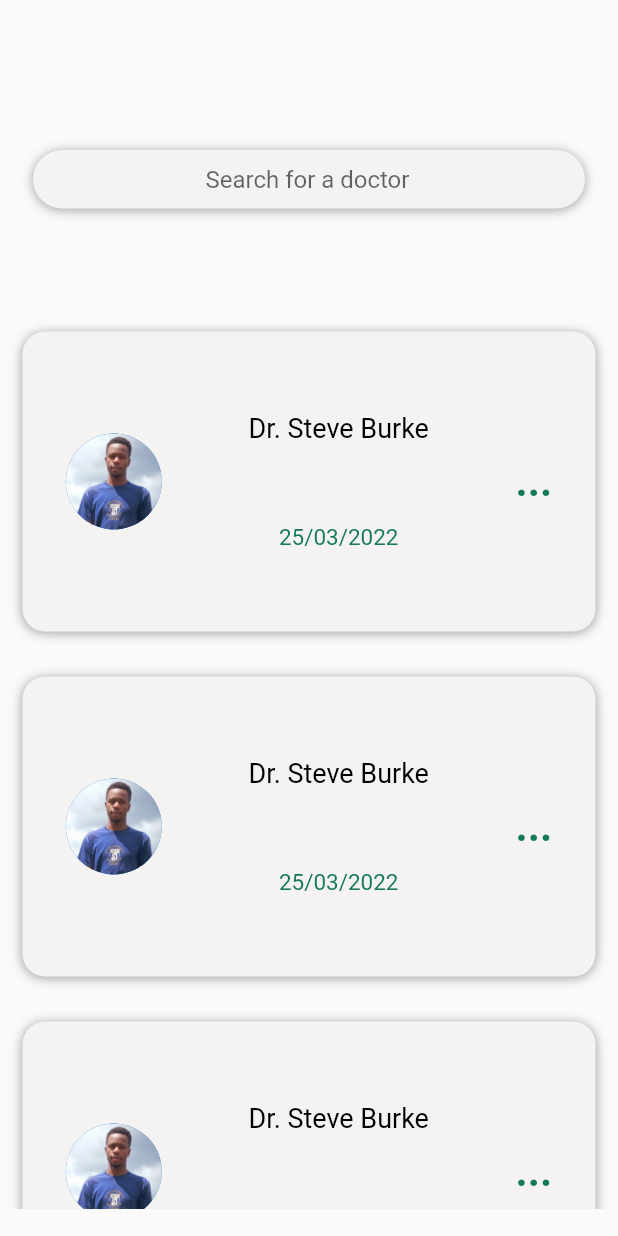
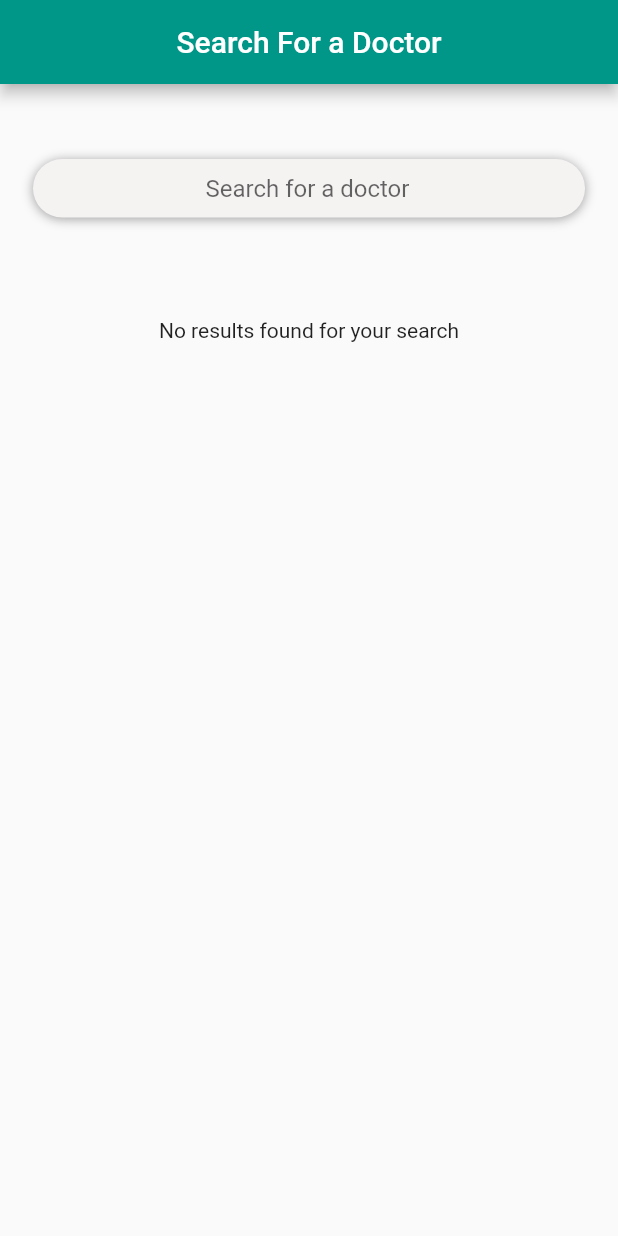
Before and after one commit to CharlesMuchogo/matibabu, a Flutter app: the Search screen opened directly, on a phone screen of 412 x 824 dp. Run offline on Flutter 3.47's test engine with Material 2 defaults, Android fonts, the phone set to English and light mode, and no system bars; our stand-ins replace cloud_firestore, firebase_auth, firebase_core; missing offline and left inert: internationalization; accounts and stored records are empty; network calls fail.

Commit message:
Latest WOrking Version

```diff
--- a/lib/pages/navbar.dart
+++ b/lib/pages/navbar.dart
@@ -60,6 +60,8 @@ class _BottomBarScreenState extends State<BottomBarScreen> {
             ),
             child: BottomNavigationBar(
               onTap: _selectPage,
+              showSelectedLabels: true,
+              showUnselectedLabels: true,
               unselectedItemColor: Colors.grey[300],
               unselectedFontSize: 14,
               selectedItemColor: Colors.white,
--- a/lib/pages/search.dart
+++ b/lib/pages/search.dart
@@ -1,5 +1,6 @@
 // ignore_for_file: prefer_const_literals_to_create_immutables, prefer_const_constructors
 
+import 'package:cloud_firestore/cloud_firestore.dart';
 import 'package:flutter/material.dart';
 
 class Search extends StatefulWidget {
@@ -17,8 +18,12 @@ class _SearchState extends State<Search> {
   Widget build(BuildContext context) {
     return Scaffold(
       resizeToAvoidBottomInset: false,
+      appBar: AppBar(
+        title: Text("Search For a Doctor"),
+        centerTitle: true,
+      ),
       body: Padding(
-        padding: const EdgeInsets.fromLTRB(0, 100, 0, 0),
+        padding: const EdgeInsets.fromLTRB(0, 50, 0, 0),
         child: Center(
           child: Column(
             crossAxisAlignment: CrossAxisAlignment.center,
@@ -61,6 +66,25 @@ class _SearchState extends State<Search> {
 }
 
 Widget searchinfo() {
+  return StreamBuilder(
+      stream: FirebaseFirestore.instance.collection("Doctor").snapshots(),
+      builder: (context, AsyncSnapshot<QuerySnapshot> snapshot) {
+        if (!snapshot.hasData) {
+          return Center(
+            child: CircularProgressIndicator(),
+          );
+        }
+        if (snapshot.hasError) {
+          return Center(
+            child: Text("Oops, an error occured. please try again"),
+          );
+        }
+        if (snapshot.data!.docs.length < 1) {
+          return Center(
+            child: Text("No results found for your search"),
+          );
+        }
+
         return Container(
           child: Expanded(
             child: SingleChildScrollView(
@@ -68,13 +92,13 @@ Widget searchinfo() {
                 mainAxisSize: MainAxisSize.min,
                 children: [
                   SizedBox(
-              height: 600,
+                    height: 630,
                     child: ListView.builder(
-                itemCount: 10,
+                      itemCount: snapshot.data!.docs.length,
                       scrollDirection: Axis.vertical,
                       itemBuilder: (context, index) => Container(
-                  height: 200,
-                  width: 300,
+                        height: 100,
+                        width: 200,
                         margin: EdgeInsets.all(15),
                         decoration: BoxDecoration(
                           borderRadius: BorderRadius.all(
@@ -99,17 +123,20 @@ Widget searchinfo() {
                                 radius: 32.0,
                               ),
                               Column(
-                          mainAxisAlignment: MainAxisAlignment.spaceEvenly,
+                                mainAxisAlignment:
+                                    MainAxisAlignment.spaceEvenly,
                                 children: [
                                   Text(
-                              "Dr. Steve Burke",
+                                    ("Dr. " +
+                                        snapshot.data!.docs[index]
+                                            .get("First Name")),
                                     style: TextStyle(
                                       color: Colors.black,
                                       fontSize: 18,
                                     ),
                                   ),
                                   Text(
-                              "25/03/2022",
+                                    snapshot.data!.docs[index].get("specialty"),
                                     style: TextStyle(
                                       color: Color.fromARGB(255, 21, 121, 91),
                                       fontSize: 15,
@@ -117,13 +144,10 @@ Widget searchinfo() {
                                   ),
                                 ],
                               ),
-                        Text(
-                          "...",
-                          style: TextStyle(
-                              color: Color.fromARGB(255, 21, 121, 91),
-                              fontSize: 28,
-                              fontWeight: FontWeight.bold),
-                        ),
+                              Icon(
+                                Icons.more_vert_sharp,
+                                color: Colors.teal,
+                              )
                             ],
                           ),
                         ),
@@ -135,4 +159,5 @@ Widget searchinfo() {
             ),
           ),
         );
+      });
 }
```
Also changed, not shown: lib/GlobalComponents/restapi.dart (+4 -6 lines), lib/pages/bookingpage.dart (+11 -6 lines), lib/pages/doctor_information.dart (+40 -14 lines), lib/pages/history.dart (+9 -3 lines), lib/pages/home.dart (+66 -55 lines). Lines whose indentation alone changed are shown as unchanged.
